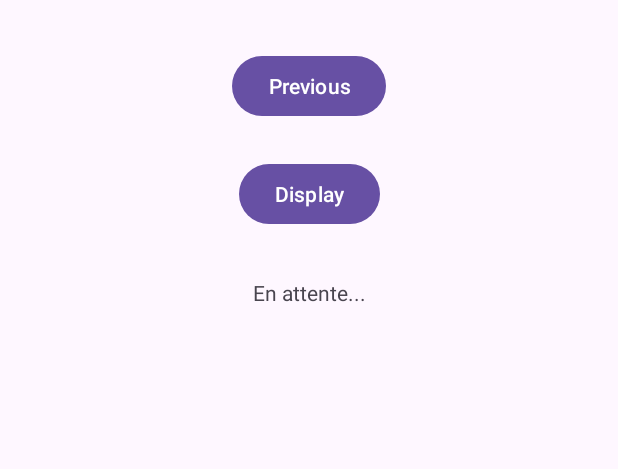
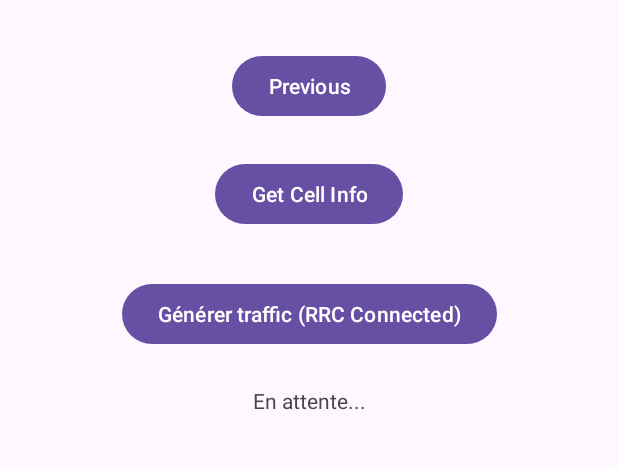
Before and after one commit to diegomonteagudo/tc-sir, an Android app: the SecondFragment screen opened through its navigation route, on a phone screen of 412 x 824 dp, the part 70-539 px from its top. Run offline under Robolectric (Android 15) with nearby library versions, the phone set to English and light mode, and no system bars; our stand-ins replace navigation-ui.

Commit message:
Bouton générer traffic

```diff
--- a/app/src/main/AndroidManifest.xml
+++ b/app/src/main/AndroidManifest.xml
@@ -28,5 +28,6 @@
     <uses-permission android:name="android.permission.READ_PHONE_STATE" />
     <uses-permission android:name="android.permission.ACCESS_COARSE_LOCATION" />
     <uses-permission android:name="android.permission.ACCESS_FINE_LOCATION" />
+    <uses-permission android:name="android.permission.INTERNET"/>
 
 </manifest>
--- a/app/src/main/java/com/insatc/sir_scanner/SecondFragment.java
+++ b/app/src/main/java/com/insatc/sir_scanner/SecondFragment.java
@@ -11,6 +11,7 @@ import androidx.navigation.fragment.NavHostFragment;
 
 import com.insatc.sir_scanner.databinding.FragmentSecondBinding;
 import com.insatc.sir_scanner.network.CellData;
+import com.insatc.sir_scanner.network.InternetTraffic;
 
 public class SecondFragment extends Fragment {
 
@@ -45,6 +46,13 @@ public class SecondFragment extends Fragment {
                 binding.cellInfoTextView.setText(info);
             }
         });
+
+        binding.connectionButton.setOnClickListener(new View.OnClickListener() {
+            @Override
+            public void onClick(View view) {
+                InternetTraffic.generateTraffic(getActivity(), binding.connectionButton);
+            }
+        });
     }
 
     @Override
--- a/app/src/main/res/layout/fragment_second.xml
+++ b/app/src/main/res/layout/fragment_second.xml
@@ -25,7 +25,7 @@
             android:layout_width="wrap_content"
             android:layout_height="wrap_content"
             android:layout_marginTop="24dp"
-            android:text="Display"
+            android:text="Get Cell Info"
             app:layout_constraintEnd_toEndOf="parent"
             app:layout_constraintStart_toStartOf="parent"
             app:layout_constraintTop_toBottomOf="@+id/button_second" />
@@ -34,8 +34,18 @@
             android:id="@+id/cellInfoTextView"
             android:layout_width="wrap_content"
             android:layout_height="wrap_content"
+            android:layout_marginTop="24dp"
+            android:text="En attente..."
+            app:layout_constraintEnd_toEndOf="parent"
+            app:layout_constraintStart_toStartOf="parent"
+            app:layout_constraintTop_toBottomOf="@+id/connection_button" />
+
+        <Button
+            android:id="@+id/connection_button"
+            android:layout_width="wrap_content"
+            android:layout_height="wrap_content"
             android:layout_marginTop="32dp"
-            android:text="En attente..."
+            android:text="Générer traffic (RRC Connected)"
             app:layout_constraintEnd_toEndOf="parent"
             app:layout_constraintStart_toStartOf="parent"
             app:layout_constraintTop_toBottomOf="@+id/dataDispButton" />
```
Also changed, not shown: app/src/main/java/com/insatc/sir_scanner/network/CellData.java (+41 -35 lines), app/src/main/java/com/insatc/sir_scanner/network/InternetTraffic.java (added, +68 -0 lines).
